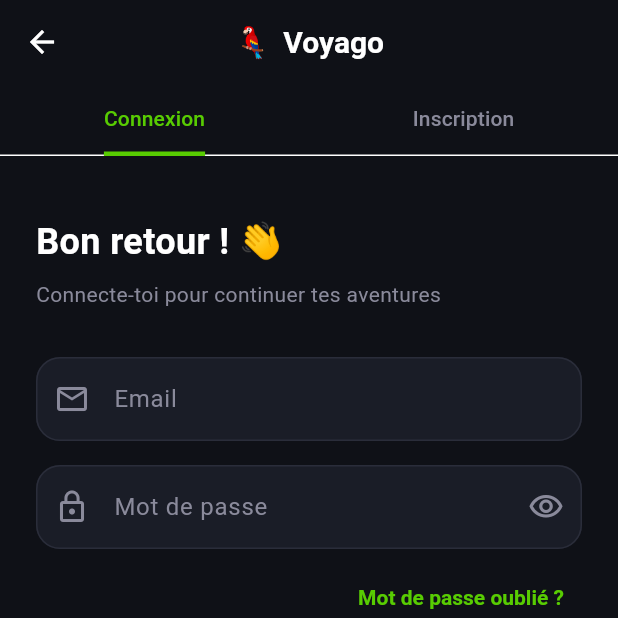
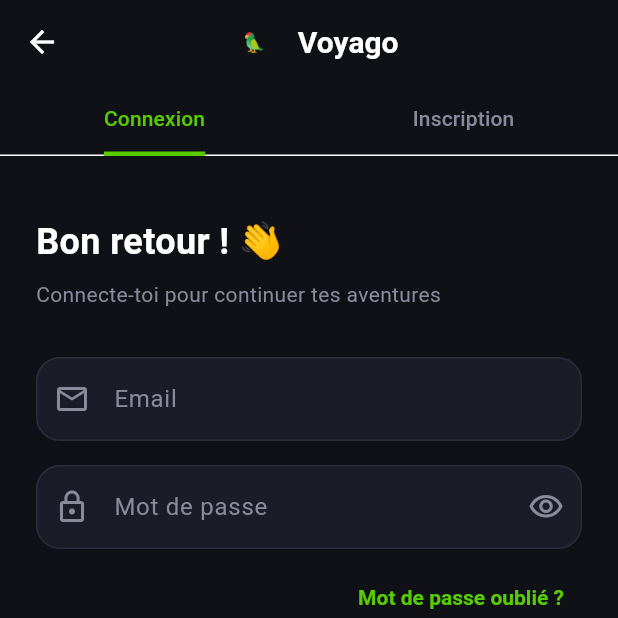
Before and after one commit to AndyDev77/voyago-v2-frontend, a Flutter app: the screen it shows after launch, after a tap on "Suivant", after a tap on "Passer", after a tap on "Connexion", on a phone screen of 412 x 824 dp, the top half of it. Run offline on Flutter 3.47's test engine with Material 3 defaults, Android fonts, the phone set to English and light mode, and no system bars; our stand-ins replace cached_network_image, confetti, dio, flutter_map, flutter_riverpod, flutter_secure_storage and 5 more; missing offline and left inert: flutter_map_animations, flutter_map_location_marker; network calls fail.

Commit message:
feat: add initial platform assets, API endpoints, and authentication screens

```diff
--- a/lib/api/endpoints.dart
+++ b/lib/api/endpoints.dart
@@ -7,10 +7,13 @@ class Endpoints {
   // Configuration dynamique de l'hôte Backend
   static const String _envBackendUrl = String.fromEnvironment('BACKEND_URL');
 
-  // IP LAN machine hôte par défaut (Port NestJS : 3333)
-  static const String localNetworkBackendUrl = 'http://192.168.1.81:3333';
+  // Hôtes Backend (Port NestJS : 3333)
+  static const String localNetworkBackendUrl = 'http://10.75.1.14:3333';
   static const String androidEmulatorBackendUrl = 'http://10.0.2.2:3333';
   static const String localhostBackendUrl = 'http://localhost:3333';
+
+  // Passer à true si test en Wi-Fi direct sans câble USB (sans adb reverse)
+  static const bool useLanIpForDevice = false;
 
   static String get baseUrl {
     if (_envBackendUrl.isNotEmpty) {
@@ -20,10 +23,11 @@ class Endpoints {
       return localhostBackendUrl;
     }
     if (Platform.isAndroid) {
-      if (kReleaseMode) {
+      if (useLanIpForDevice) {
         return localNetworkBackendUrl;
       }
-      return androidEmulatorBackendUrl;
+      // Par défaut avec câble USB + `adb reverse tcp:3333 tcp:3333`
+      return localhostBackendUrl;
     }
     return localhostBackendUrl;
   }
--- a/lib/screens/auth_screen.dart
+++ b/lib/screens/auth_screen.dart
@@ -47,12 +47,17 @@ class _AuthScreenState extends ConsumerState<AuthScreen>
           icon: const Icon(Icons.arrow_back),
           onPressed: () => context.go('/'),
         ),
-        title: const Row(
+        title: Row(
           mainAxisSize: MainAxisSize.min,
           children: [
-            Text('🦜', style: TextStyle(fontSize: 20)),
-            SizedBox(width: 8),
-            Text('Voyago'),
+            Image.asset(
+              'assets/logo/voyago_parrot.png',
+              height: 28,
+              fit: BoxFit.contain,
+              errorBuilder: (_, __, ___) => const Text('🦜', style: TextStyle(fontSize: 20)),
+            ),
+            const SizedBox(width: 8),
+            const Text('Voyago'),
           ],
         ),
         bottom: TabBar(
--- a/lib/screens/welcome_screen.dart
+++ b/lib/screens/welcome_screen.dart
@@ -12,8 +12,9 @@ class WelcomeScreen extends ConsumerStatefulWidget {
   ConsumerState<WelcomeScreen> createState() => _WelcomeScreenState();
 }
 
-class _WelcomeScreenState extends ConsumerState<WelcomeScreen> {
-  late VideoPlayerController _videoController;
+class _WelcomeScreenState extends ConsumerState<WelcomeScreen>
+    with WidgetsBindingObserver {
+  VideoPlayerController? _videoController;
   bool _isVideoInitialized = false;
   final PageController _pageController = PageController();
   int _currentPage = 0;
@@ -66,18 +67,30 @@ class _WelcomeScreenState extends ConsumerState<WelcomeScreen> {
   @override
   void initState() {
     super.initState();
+    WidgetsBinding.instance.addObserver(this);
     _initializeVideo();
+  }
+
+  @override
+  void didChangeAppLifecycleState(AppLifecycleState state) {
+    if (_videoController == null || !_videoController!.value.isInitialized) return;
+    if (state == AppLifecycleState.paused || state == AppLifecycleState.inactive) {
+      _videoController?.pause();
+    } else if (state == AppLifecycleState.resumed) {
+      _videoController?.play();
+    }
   }
 
   Future<void> _initializeVideo() async {
     try {
-      _videoController = VideoPlayerController.asset(
+      final controller = VideoPlayerController.asset(
         'assets/medias/media_logo_voyago_2.mp4',
       );
-      await _videoController.initialize();
-      _videoController.setLooping(true);
-      _videoController.setVolume(0.0);
-      await _videoController.play();
+      _videoController = controller;
+      await controller.initialize();
+      controller.setLooping(true);
+      controller.setVolume(0.0);
+      await controller.play();
       if (mounted) {
         setState(() {
           _isVideoInitialized = true;
@@ -90,7 +103,9 @@ class _WelcomeScreenState extends ConsumerState<WelcomeScreen> {
 
   @override
   void dispose() {
-    _videoController.dispose();
+    WidgetsBinding.instance.removeObserver(this);
+    _videoController?.pause();
+    _videoController?.dispose();
     _pageController.dispose();
     super.dispose();
   }
@@ -107,6 +122,7 @@ class _WelcomeScreenState extends ConsumerState<WelcomeScreen> {
   }
 
   void _onStart() {
+    _videoController?.pause();
     final authState = ref.read(authProvider);
     if (authState.user != null) {
       context.go('/');
@@ -194,19 +210,21 @@ class _WelcomeScreenState extends ConsumerState<WelcomeScreen> {
   Widget _buildVideoBackground() {
     return AnimatedSwitcher(
       duration: const Duration(milliseconds: 600),
-      child: _isVideoInitialized && _videoController.value.isInitialized
+      child: _isVideoInitialized &&
+              _videoController != null &&
+              _videoController!.value.isInitialized
           ? SizedBox.expand(
               key: const ValueKey('video_ready'),
               child: FittedBox(
                 fit: BoxFit.cover,
                 child: SizedBox(
-                  width: _videoController.value.size.width > 0
-                      ? _videoController.value.size.width
+                  width: _videoController!.value.size.width > 0
+                      ? _videoController!.value.size.width
                       : 1080,
-                  height: _videoController.value.size.height > 0
-                      ? _videoController.value.size.height
+                  height: _videoController!.value.size.height > 0
+                      ? _videoController!.value.size.height
                       : 1920,
-                  child: VideoPlayer(_videoController),
+                  child: VideoPlayer(_videoController!),
                 ),
               ),
             )
```
Also changed, not shown: lib/screens/forgot_password_screen.dart (+7 -5 lines), 26 other files.
